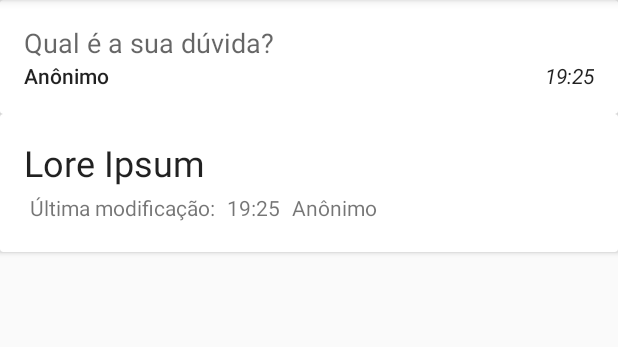
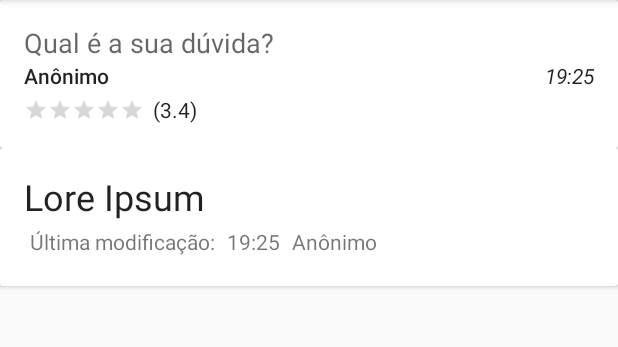
Before and after one commit to InfnApps/ClassManager, an Android app: the ShowQuestionActivity screen opened directly, with no data from a screen before it, on a phone screen of 412 x 824 dp, the part 84-431 px from its top. Run offline under Robolectric (Android 15) with nearby library versions, the phone set to English and light mode, and no system bars; our stand-ins replace Firebase (no records; nobody signed in at launch, a user with empty details on screens opened directly); 5 statements that could not run were skipped.

Commit message:
[ADD] User rating system

```diff
--- a/app/src/main/java/br/edu/infnet/classmanager/QuestionFeedbackActivity.java
+++ b/app/src/main/java/br/edu/infnet/classmanager/QuestionFeedbackActivity.java
@@ -30,7 +30,7 @@ public class QuestionFeedbackActivity extends AppCompatActivity {
         questionKey = intent.getStringExtra(Constants.QUESTION_FB_KEY);
 
         questionCard = (QuestionCard) intent.
-                getSerializableExtra(Constants.QUESTIONCARD_KEY);
+                getSerializableExtra(Constants.QUESTION_CARD_KEY);
 
 
         TextView body = findViewById(R.id.question_body);
--- a/app/src/main/java/br/edu/infnet/classmanager/ShowQuestionActivity.java
+++ b/app/src/main/java/br/edu/infnet/classmanager/ShowQuestionActivity.java
@@ -1,65 +1,72 @@
 package br.edu.infnet.classmanager;
 
 import android.content.Intent;
+import android.os.Bundle;
 import android.support.v7.app.AppCompatActivity;
-import android.os.Bundle;
 import android.util.Log;
+import android.widget.RatingBar;
 import android.widget.TextView;
+import android.widget.Toast;
 
-import com.google.firebase.database.ChildEventListener;
+import com.google.firebase.auth.FirebaseAuth;
+import com.google.firebase.auth.FirebaseUser;
 import com.google.firebase.database.DataSnapshot;
 import com.google.firebase.database.DatabaseError;
 import com.google.firebase.database.DatabaseReference;
 import com.google.firebase.database.FirebaseDatabase;
 import com.google.firebase.database.ValueEventListener;
 
-import java.io.Serializable;
 import java.text.DateFormat;
 
 import br.edu.infnet.classmanager.models.Answer;
 import br.edu.infnet.classmanager.models.QuestionCard;
+import br.edu.infnet.classmanager.models.QuestionRating;
 import br.edu.infnet.classmanager.utils.Constants;
 
 public class ShowQuestionActivity extends AppCompatActivity {
 
     String answerKey;
-    QuestionCard questionCard;
+    FirebaseAuth firebaseAuth;
+    FirebaseDatabase firebaseDatabase;
 
     @Override
     protected void onCreate(Bundle savedInstanceState) {
         super.onCreate(savedInstanceState);
         setContentView(R.layout.activity_show_question);
 
+        firebaseAuth = FirebaseAuth.getInstance();
 
         Intent intent = getIntent();
+        answerKey = intent.getStringExtra(Constants.QUESTION_FB_KEY);
+        QuestionCard questionCard = (QuestionCard) intent.getSerializableExtra(Constants.QUESTION_CARD_KEY);
 
-        answerKey = intent.getStringExtra(Constants.QUESTION_FB_KEY);
+        QuestionRating questionRating = null;
+        FirebaseUser firebaseUser = firebaseAuth.getCurrentUser();
+        if(firebaseUser != null) {
+            questionRating = questionCard.getCurrentUserRating(firebaseUser.getUid());
+        }
 
-        questionCard = (QuestionCard) intent.
-                getSerializableExtra(Constants.QUESTIONCARD_KEY);
-
-        setUpQuestionCard(questionCard);
-
-        DatabaseReference answerReference = FirebaseDatabase.getInstance().
-                getReference("Answers").child(answerKey);
-
+        setUpQuestionCard(questionCard, questionRating);
+        firebaseDatabase = FirebaseDatabase.getInstance();
+        DatabaseReference answerReference = firebaseDatabase.getReference("Answers").child(answerKey);
 
         //answerReference.addChildEventListener(new COmp;
 
         //answerReference.addValueEventListener()
-        answerReference.addListenerForSingleValueEvent(
-                new ValueEventListener() {
+        answerReference.addListenerForSingleValueEvent(new ValueEventListener() {
             @Override
             public void onDataChange(DataSnapshot dataSnapshot) {
-
                 if (dataSnapshot.exists()){
                     Answer answer = dataSnapshot.getValue(Answer.class);
+                    answer.setId(dataSnapshot.getKey());
+//                    answer.setId(dataSnapshot.getRef().getKey());
+
                     TextView textView = findViewById(R.id.last_modified_time);
-                    textView.setText(
-                            DateFormat.getTimeInstance().
-                                    format(answer.getLastModified()));
+                    textView.setText(DateFormat.getTimeInstance().format(answer.getLastModified()));
+
                     textView = findViewById(R.id.last_modified_user);
                     textView.setText(answer.getUserName());
+
                     textView = findViewById(R.id.answer_text);
                     textView.setText(answer.getText());
                 } else {
@@ -69,23 +76,55 @@ public class ShowQuestionActivity extends AppCompatActivity {
 
             @Override
             public void onCancelled(DatabaseError databaseError) {
-
             }
         });
-
-
     }
 
-
-    private void setUpQuestionCard(QuestionCard questionCard){
+    private void setUpQuestionCard(final QuestionCard questionCard, final QuestionRating questionRating){
         TextView textView = findViewById(R.id.question_body);
         textView.setText(questionCard.getBody());
 
         textView = findViewById(R.id.question_moment);
-        textView.setText(DateFormat.getTimeInstance().
-                format(questionCard.getMoment()));
+        textView.setText(DateFormat.getTimeInstance().format(questionCard.getMoment()));
 
         textView = findViewById(R.id.asker_name);
         textView.setText(questionCard.getAskerName());
+
+        RatingBar ratingBar = findViewById(R.id.answered_question_rating);
+
+        if(questionRating != null) {
+            ratingBar.setRating(questionRating.getRating());
+        }
+
+        textView = findViewById(R.id.answered_question_rating_average);
+        textView.setText(String.format("(%.1f)", questionCard.getAverageRatings()));
+
+        ratingBar.setOnRatingBarChangeListener(new RatingBar.OnRatingBarChangeListener() {
+            @Override
+            public void onRatingChanged(RatingBar ratingBar, float rating, boolean fromUser) {
+                if(fromUser) {
+                    QuestionRating currentQuestionRating;
+                    if  (questionRating == null)  {
+                        currentQuestionRating = new QuestionRating();
+                        questionCard.getQuestionRatingList().add(currentQuestionRating);
+                    } else {
+                        currentQuestionRating = questionRating;
+                    }
+
+                    FirebaseUser firebaseUser = firebaseAuth.getCurrentUser();
+                    if(firebaseUser == null) { // TODO: guardar sessão atual de um usuário anônimo (é possível avaliar diversas vezes sem nem reiniciar o app)
+                        currentQuestionRating.setRatingUserId(null); // proteção redundante
+                    } else {
+                        currentQuestionRating.setRatingUserId(firebaseUser.getUid());
+                    }
+                    currentQuestionRating.setRating(rating);
+
+                    DatabaseReference answeredQuestionsReference = firebaseDatabase.getReference(Constants.ANSWERED_QUESTIONS_ENDPOINT).child(answerKey);
+                    answeredQuestionsReference.setValue(questionCard);
+
+                    Toast.makeText(ShowQuestionActivity.this, "Pergunta avaliada com " + ((int) rating) + "  estrelas com sucesso!", Toast.LENGTH_SHORT).show();
+                }
+            }
+        });
     }
 }
--- a/app/src/main/res/layout/activity_show_question.xml
+++ b/app/src/main/res/layout/activity_show_question.xml
@@ -1,6 +1,5 @@
 <?xml version="1.0" encoding="utf-8"?>
 <LinearLayout xmlns:android="http://schemas.android.com/apk/res/android"
-    xmlns:app="http://schemas.android.com/apk/res-auto"
     xmlns:tools="http://schemas.android.com/tools"
     android:layout_width="match_parent"
     android:layout_height="match_parent"
@@ -9,17 +8,14 @@
 
     <include
         android:id="@+id/included_question_card"
-        layout="@layout/question_card"
+        layout="@layout/answered_question_card"
         android:layout_width="match_parent"
-        android:layout_height="wrap_content"
-        />
+        android:layout_height="wrap_content" />
 
     <include
         android:id="@+id/included_answer_card"
         layout="@layout/answer_card"
         android:layout_width="match_parent"
-        android:layout_height="wrap_content"
-        />
-
+        android:layout_height="wrap_content" />
 
 </LinearLayout>
--- /dev/null
+++ b/app/src/main/res/layout/answered_question_card.xml
@@ -0,0 +1,64 @@
+<?xml version="1.0" encoding="utf-8"?>
+<android.support.v7.widget.CardView
+    xmlns:android="http://schemas.android.com/apk/res/android"
+    android:layout_width="match_parent"
+    android:layout_height="wrap_content">
+
+    <RelativeLayout
+        android:layout_width="match_parent"
+        android:layout_height="match_parent"
+        android:padding="@dimen/default_padding">
+
+        <TextView
+            android:id="@+id/question_body"
+            android:layout_width="wrap_content"
+            android:layout_height="wrap_content"
+            android:textAppearance="@style/TextAppearance.AppCompat.Medium"
+            android:text="@string/question_prompt"/>
+
+        <TextView
+            android:id="@+id/question_moment"
+            android:layout_width="wrap_content"
+            android:layout_height="wrap_content"
+            android:layout_below="@+id/question_body"
+            android:layout_alignParentRight="true"
+            android:textAppearance="@style/Base.TextAppearance.AppCompat.Body1"
+            android:textStyle="italic"
+            android:text="@string/moment_placeholder"/>
+
+        <TextView
+            android:id="@+id/asker_name"
+            android:layout_width="wrap_content"
+            android:layout_height="wrap_content"
+            android:layout_below="@+id/question_body"
+            android:textAppearance="@style/TextAppearance.AppCompat.Body2"
+            android:text="@string/anonymous_name"/>
+
+        <RatingBar
+            android:id="@+id/answered_question_rating"
+            android:layout_width="wrap_content"
+            android:layout_height="wrap_content"
+            android:layout_below="@+id/asker_name"
+            style="?android:attr/ratingBarStyleSmall"
+            android:numStars="5"
+            android:stepSize="1"
+            android:isIndicator="false"
+            android:layout_marginTop="5dp"
+            />
+
+        <TextView
+            android:id="@+id/answered_question_rating_average"
+            android:layout_width="wrap_content"
+            android:layout_height="wrap_content"
+            android:layout_toRightOf="@+id/answered_question_rating"
+            android:layout_below="@+id/asker_name"
+            android:paddingTop="3dp"
+            android:paddingLeft="6dp"
+            android:textAppearance="@style/TextAppearance.AppCompat.Body1"
+            android:text="(3.4)"/>
+
+        <!--android:isIndicator="true"--> <!-- Avaliação de uma pergunta não pode ser mudada? -->
+
+    </RelativeLayout>
+
+</android.support.v7.widget.CardView>
```
Also changed, not shown: app/build.gradle (+10 -6 lines), app/src/main/java/br/edu/infnet/classmanager/MainActivity.java (+4 -6 lines), app/src/main/java/br/edu/infnet/classmanager/QuestionAdapter.java (+71 -28 lines), app/src/main/java/br/edu/infnet/classmanager/QuestionComposerActivity.java (+6 -8 lines), app/src/main/java/br/edu/infnet/classmanager/fragments/QuestionListFragment.java (+2 -14 lines), app/src/main/java/br/edu/infnet/classmanager/models/Answer.java (+5 -3 lines), app/src/main/java/br/edu/infnet/classmanager/models/QuestionCard.java (+48 -6 lines), app/src/main/java/br/edu/infnet/classmanager/models/QuestionRating.java (added, +36 -0 lines), app/src/main/java/br/edu/infnet/classmanager/utils/Constants.java (+7 -11 lines).
